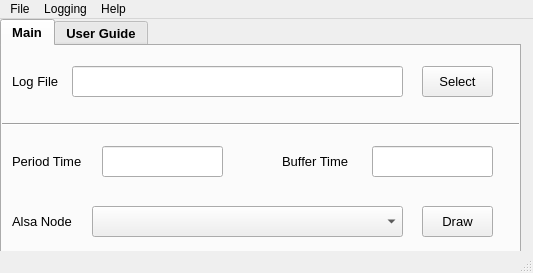
The window that mainwindow.ui (kainan-tek/ADTM_Tool) describes before a commit, drawn with Qt 5.
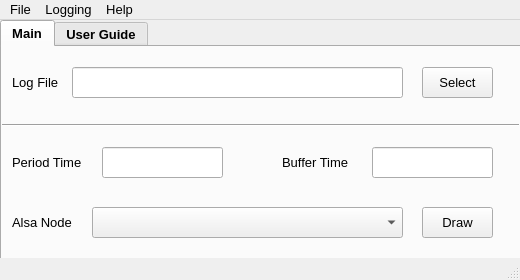
The same window after the commit.

What changed in the file:
```diff
--- a/mainwindow.ui
+++ b/mainwindow.ui
@@ -6,10 +6,33 @@
    <rect>
     <x>0</x>
     <y>0</y>
-    <width>533</width>
-    <height>273</height>
+    <width>520</width>
+    <height>280</height>
    </rect>
   </property>
+  <property name="sizePolicy">
+   <sizepolicy hsizetype="Preferred" vsizetype="Preferred">
+    <horstretch>0</horstretch>
+    <verstretch>0</verstretch>
+   </sizepolicy>
+  </property>
+  <property name="minimumSize">
+   <size>
+    <width>520</width>
+    <height>280</height>
+   </size>
+  </property>
+  <property name="maximumSize">
+   <size>
+    <width>520</width>
+    <height>280</height>
+   </size>
+  </property>
+  <property name="font">
+   <font>
+    <pointsize>10</pointsize>
+   </font>
+  </property>
   <property name="windowTitle">
    <string>ADTM Tool</string>
   </property>
@@ -252,8 +275,8 @@
     <rect>
      <x>0</x>
      <y>0</y>
-     <width>533</width>
-     <height>22</height>
+     <width>520</width>
+     <height>23</height>
     </rect>
    </property>
    <widget class="QMenu" name="menuFile">
```
Left out of the diff: 14 changed lines with no effect on the pictures.
